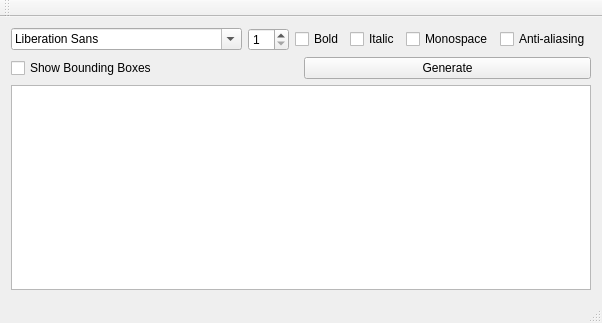
Old version of the form mainwindow.ui in the repository JinpengLI/tesseract-trainer.
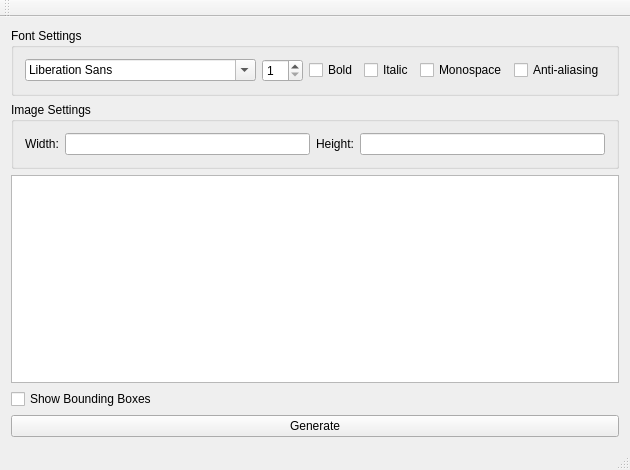
New version of the form.

Commit message: specify image width and height

What changed in the file:
```diff
--- a/mainwindow.ui
+++ b/mainwindow.ui
@@ -6,8 +6,8 @@
    <rect>
     <x>0</x>
     <y>0</y>
-    <width>526</width>
-    <height>323</height>
+    <width>549</width>
+    <height>470</height>
    </rect>
   </property>
   <property name="windowTitle">
@@ -16,6 +16,10 @@
   <widget class="QWidget" name="centralWidget">
    <layout class="QVBoxLayout" name="verticalLayout">
     <item>
+     <widget class="QGroupBox" name="groupBox">
+      <property name="title">
+       <string>Font Settings</string>
+      </property>
      <layout class="QHBoxLayout" name="horizontalLayout">
       <item>
        <widget class="QFontComboBox" name="fontComboBox"/>
@@ -56,10 +60,41 @@
        </widget>
       </item>
      </layout>
+     </widget>
     </item>
     <item>
+     <widget class="QGroupBox" name="groupBox_2">
+      <property name="title">
+       <string>Image Settings</string>
+      </property>
      <layout class="QHBoxLayout" name="horizontalLayout_2">
       <item>
+        <widget class="QLabel" name="label">
+         <property name="text">
+          <string>Width:</string>
+         </property>
+        </widget>
+       </item>
+       <item>
+        <widget class="QLineEdit" name="lineEditImageWidth"/>
+       </item>
+       <item>
+        <widget class="QLabel" name="label_2">
+         <property name="text">
+          <string>Height:</string>
+         </property>
+        </widget>
+       </item>
+       <item>
+        <widget class="QLineEdit" name="lineEditImageHeight"/>
+       </item>
+      </layout>
+     </widget>
+    </item>
+    <item>
+     <widget class="QPlainTextEdit" name="plainTextEdit"/>
+    </item>
+    <item>
        <widget class="QCheckBox" name="checkBox">
         <property name="text">
          <string>Show Bounding Boxes</string>
@@ -74,11 +109,6 @@
        </widget>
       </item>
      </layout>
-    </item>
-    <item>
-     <widget class="QPlainTextEdit" name="plainTextEdit"/>
-    </item>
-   </layout>
   </widget>
   <widget class="QMenuBar" name="menuBar">
    <property name="geometry">
```
Left out of the diff: 2 changed lines with no effect on the pictures. Lines whose indentation alone changed are shown as unchanged. The commit also changes 2 other files.
